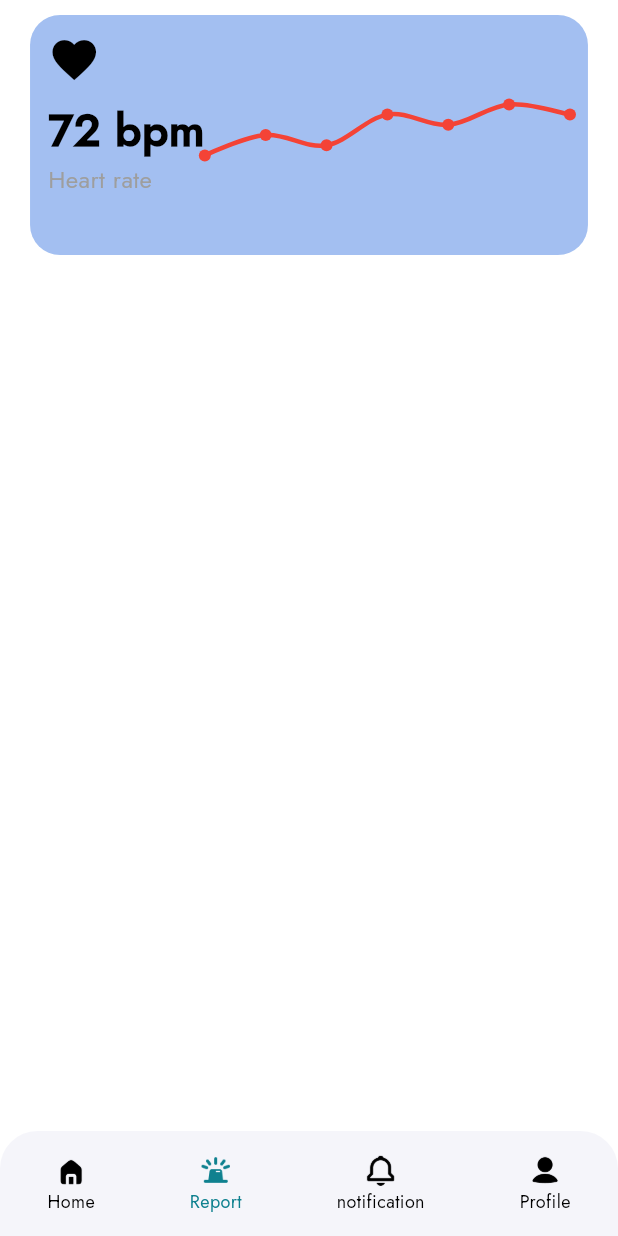
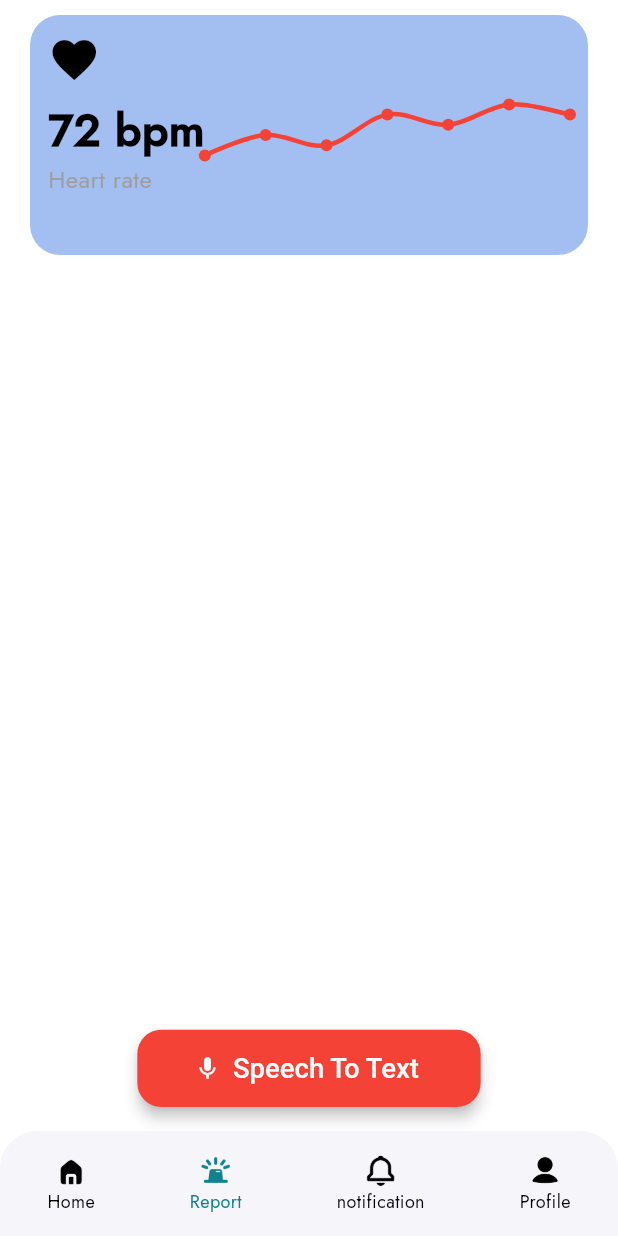
Before and after one commit to amyneboukhili/docicEmergency2, a Flutter app: the HomeView screen opened by its route, item 2 of the bottom bar chosen, on a phone screen of 412 x 824 dp. Run offline on Flutter 3.47's test engine with Material 3 defaults, Android fonts, the light colour scheme and no system bars; drawn by our look-alikes of fl_chart; our stand-ins replace flutter_screenutil, geolocator, get, google_maps_flutter, lottie; Roboto replaces fonts that are missing (Mulish).

Commit message:
speech to text

```diff
--- a/lib/src/Views/home_view.dart
+++ b/lib/src/Views/home_view.dart
@@ -28,7 +28,12 @@ class HomeView extends StatelessWidget {
           alignment: Alignment.center,
         ),
         floatingActionButtonLocation: FloatingActionButtonLocation.centerFloat,
-        floatingActionButton: controller.indexTab == 3
+        floatingActionButton: controller.indexTab == 1
+            ? CustomFloatingActionButton(
+                icon: Icon(Icons.mic),
+                text: "Speech To Text",
+              )
+            : controller.indexTab == 3
             ? CustomFloatingActionButton(
                 icon: Icon(Icons.logout),
                 text: "Déconnexion",
@@ -85,7 +90,7 @@ class HomeView extends StatelessWidget {
   }) {
     return Container(
       height: 40.h,
-      margin: EdgeInsets.symmetric(horizontal: 40.w),
+      margin: EdgeInsets.symmetric(horizontal: 80.w),
       child: TextButton.icon(
         onPressed: () {},
         label: Text(text),
```
